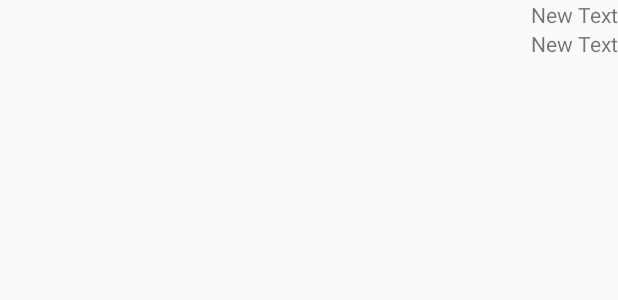
After one commit to paperclipmonkey/R-Kit, an Android app: the layout task_row.xml on its own in the app's theme, with its tools: preview values and no code run, on a phone screen of 412 x 824 dp. The commit adds this screen. Shown: the top 300 px of the screen. Run offline under Robolectric (Android 15) with nearby library versions, the phone set to English and light mode, and no system bars.

Commit message:
Add more files to support listing upcoming tasks

```diff
--- /dev/null
+++ b/app/src/main/res/layout/task_row.xml
@@ -0,0 +1,24 @@
+<?xml version="1.0" encoding="utf-8"?>
+<LinearLayout xmlns:android="http://schemas.android.com/apk/res/android"
+    android:orientation="vertical" android:layout_width="match_parent"
+    android:layout_height="match_parent">
+
+    <TextView
+        android:layout_width="wrap_content"
+        android:layout_height="wrap_content"
+        android:text="New Text"
+        android:id="@+id/task_title"
+        android:layout_gravity="right" />
+
+    <TextView
+        android:layout_width="wrap_content"
+        android:layout_height="wrap_content"
+        android:text="New Text"
+        android:id="@+id/task_description"
+        android:layout_gravity="right" />
+
+    <ImageView
+        android:layout_width="wrap_content"
+        android:layout_height="wrap_content"
+        android:id="@+id/task_image" />
+</LinearLayout>
--- a/app/src/main/res/values/strings.xml
+++ b/app/src/main/res/values/strings.xml
@@ -1,5 +1,6 @@
 <resources>
     <string name="app_name">R-Kit</string>
+    <string name="app_package">com.example.michaelwaterworth.r_kit</string>
 
     <string name="title_section1">Section 1</string>
     <string name="title_section2">Section 2</string>
```
Also changed, not shown: app/src/main/java/com/example/michaelwaterworth/r_kit/MainFragment.java (added, +100 -0 lines), app/src/main/java/com/example/michaelwaterworth/r_kit/TaskAdapter.java (added, +64 -0 lines), 2 other files.
